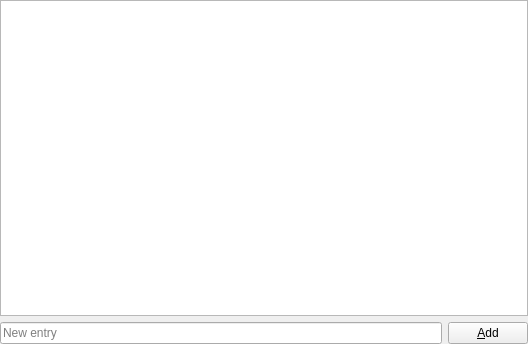
KDE/kuserfeedback, file analyzer/schemaeditor/schemaeditwidget.ui: the form before one commit.
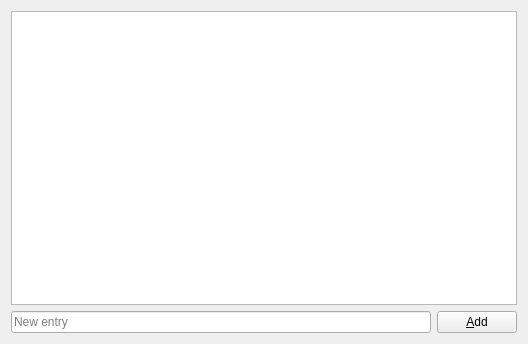
The form after the commit. Icons and pictures are not drawn.

Diff of the .ui file:
```diff
--- a/analyzer/schemaeditor/schemaeditwidget.ui
+++ b/analyzer/schemaeditor/schemaeditwidget.ui
@@ -11,18 +11,6 @@
    </rect>
   </property>
   <layout class="QVBoxLayout" name="verticalLayout">
-   <property name="leftMargin">
-    <number>0</number>
-   </property>
-   <property name="topMargin">
-    <number>0</number>
-   </property>
-   <property name="rightMargin">
-    <number>0</number>
-   </property>
-   <property name="bottomMargin">
-    <number>0</number>
-   </property>
    <item>
     <widget class="QTreeView" name="schemaView">
      <property name="selectionMode">
```
Left out of the diff: 36 changed lines with no effect on the pictures.
